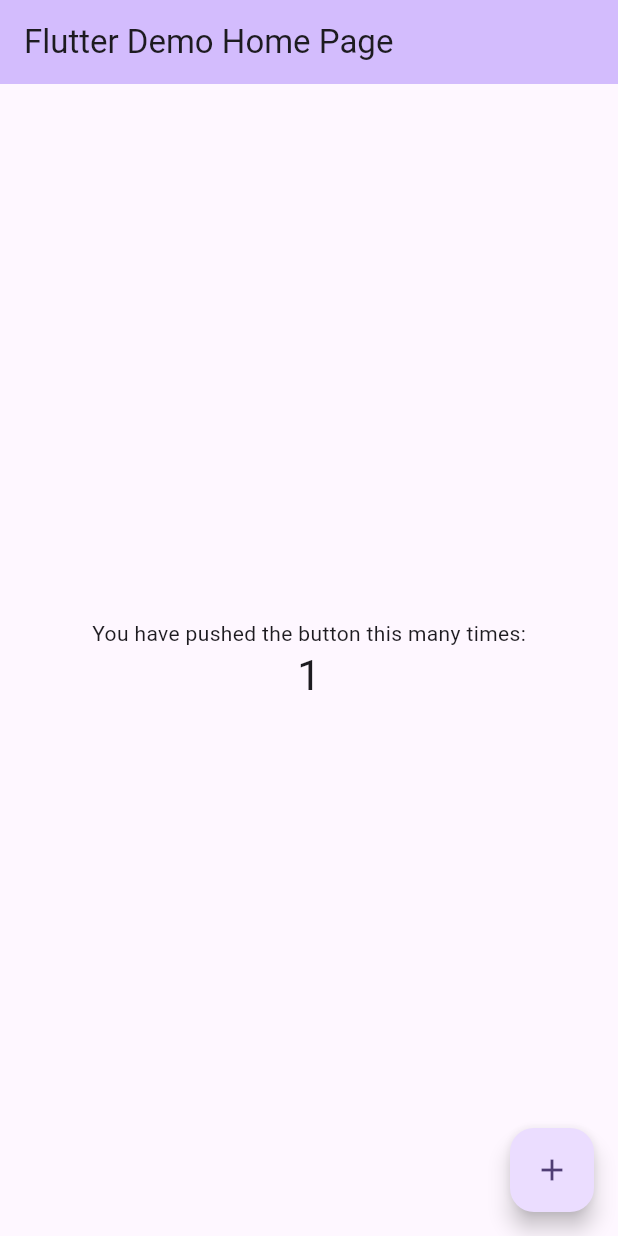
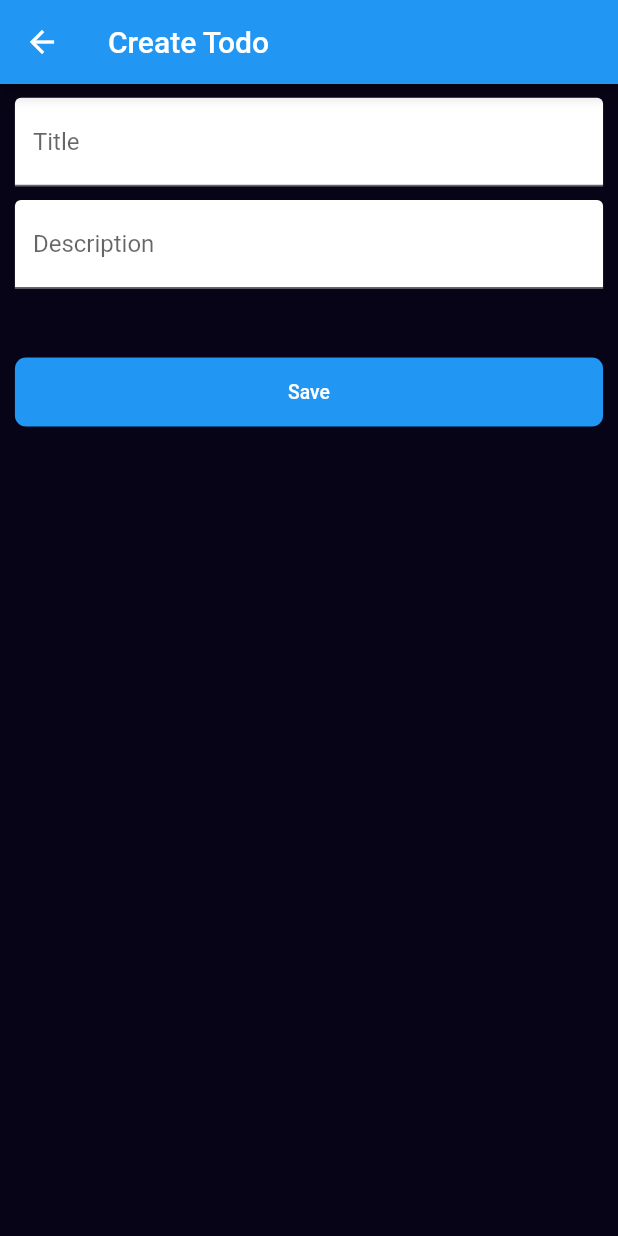
Before and after one commit to Samir-Sattarov/todo_application543, a Flutter app: the screen it shows after launch, after a tap on the "add" icon, on a phone screen of 412 x 824 dp. Run offline on Flutter 3.47's test engine with Material 3 defaults, Android fonts, the phone set to English and light mode, and no system bars; our stand-ins replace flutter_keyboard_visibility, flutter_screenutil.

Commit message:
Added Home screen, Create todo screen, created button widget, text form field widget

```diff
--- /dev/null
+++ b/lib/application.dart
@@ -0,0 +1,29 @@
+import 'package:flutter/material.dart';
+import 'package:flutter_screenutil/flutter_screenutil.dart';
+import 'package:todo_application/screens/home_screen.dart';
+
+class Application extends StatelessWidget {
+  const Application({super.key});
+
+  @override
+  Widget build(BuildContext context) {
+    return ScreenUtilInit(
+      designSize: Size(414,896 ),
+      minTextAdapt: true,
+      builder: (context, child) {
+        return MaterialApp(
+          title: 'Flutter Demo',
+          theme: ThemeData(
+            colorScheme: ColorScheme.fromSeed(seedColor: Colors.blue),
+            scaffoldBackgroundColor: Color(0xff070417),
+            useMaterial3: false,
+          ),
+          home: child,
+        );
+
+      },
+      child: HomeScreen(),
+
+    );
+  }
+}
--- /dev/null
+++ b/lib/core/entities/todo_entitty.dart
@@ -0,0 +1,36 @@
+class TodoEntity {
+  final String title;
+  final String description;
+  final DateTime createdAt;
+  final bool isDone;
+
+  TodoEntity({
+    required this.title,
+    required this.description,
+    required this.createdAt,
+    required this.isDone,
+  });
+
+  factory TodoEntity.empty() {
+    return TodoEntity(
+      title: "",
+      description: "",
+      createdAt: DateTime.now(),
+      isDone: false,
+    );
+  }
+
+  TodoEntity copyWith({
+    String? title,
+    String? description,
+    DateTime? createdAt,
+    bool? isDone,
+  }) {
+    return TodoEntity(
+      title: title ?? this.title,
+      description: description ?? this.description,
+      createdAt: createdAt ?? this.createdAt,
+      isDone: isDone ?? this.isDone,
+    );
+  }
+}
--- /dev/null
+++ b/lib/core/utils/app_colors.dart
@@ -0,0 +1,6 @@
+import 'package:flutter/material.dart';
+
+class AppColors {
+  static const todoCardColor = Colors.blueGrey;
+  static const accent = Colors.blue;
+}
--- a/lib/main.dart
+++ b/lib/main.dart
@@ -1,85 +1,7 @@
 import 'package:flutter/material.dart';
 
+import 'application.dart';
+
 void main() {
-  runApp(const MyApp());
+  runApp(const Application());
 }
-
-class MyApp extends StatelessWidget {
-  const MyApp({super.key});
-
-  @override
-  Widget build(BuildContext context) {
-    return MaterialApp(
-      title: 'Flutter Demo',
-      theme: ThemeData(
-        // This is the theme of your application.
-        //
-        // TRY THIS: Try running your application with "flutter run". You'll see
-        // the application has a purple toolbar. Then, without quitting the app,
-        // try changing the seedColor in the colorScheme below to Colors.green
-        // and then invoke "hot reload" (save your changes or press the "hot
-        // reload" button in a Flutter-supported IDE, or press "r" if you used
-        // the command line to start the app).
-        //
-        // Notice that the counter didn't reset back to zero; the application
-        // state is not lost during the reload. To reset the state, use hot
-        // restart instead.
-        //
-        // This works for code too, not just values: Most code changes can be
-        // tested with just a hot reload.
-        colorScheme: ColorScheme.fromSeed(seedColor: Colors.deepPurple),
-        useMaterial3: true,
-      ),
-      home: const MyHomePage(title: 'Flutter Demo Home Page'),
-    );
-  }
-}
-
-class MyHomePage extends StatefulWidget {
-  const MyHomePage({super.key, required this.title});
-
-
-  final String title;
-
-  @override
-  State<MyHomePage> createState() => _MyHomePageState();
-}
-
-class _MyHomePageState extends State<MyHomePage> {
-  int _counter = 0;
-
-  void _incrementCounter() {
-    setState(() {
-      _counter++;
-    });
-  }
-
-  @override
-  Widget build(BuildContext context) {
-    return Scaffold(
-      appBar: AppBar(
-        backgroundColor: Theme.of(context).colorScheme.inversePrimary,
-        title: Text(widget.title),
-      ),
-      body: Center(
-        child: Column(
-          mainAxisAlignment: MainAxisAlignment.center,
-          children: <Widget>[
-            const Text(
-              'You have pushed the button this many times:',
-            ),
-            Text(
-              '$_counter',
-              style: Theme.of(context).textTheme.headlineMedium,
-            ),
-          ],
-        ),
-      ),
-      floatingActionButton: FloatingActionButton(
-        onPressed: _incrementCounter,
-        tooltip: 'Increment',
-        child: const Icon(Icons.add),
-      ), // This trailing comma makes auto-formatting nicer for build methods.
-    );
-  }
-}
--- /dev/null
+++ b/lib/screens/create_todo_screen.dart
@@ -0,0 +1,68 @@
+import 'package:flutter/material.dart';
+import 'package:flutter_keyboard_visibility/flutter_keyboard_visibility.dart';
+import 'package:flutter_screenutil/flutter_screenutil.dart';
+import 'package:todo_application/widgets/button_widget.dart';
+import 'package:todo_application/widgets/text_form_field_widget.dart';
+
+import '../core/entities/todo_entitty.dart';
+import '../core/utils/app_colors.dart';
+
+class CreateTodoScreen extends StatefulWidget {
+  final Function(TodoEntity entity) onSave;
+  const CreateTodoScreen({super.key, required this.onSave});
+
+  @override
+  State<CreateTodoScreen> createState() => _CreateTodoScreenState();
+}
+
+class _CreateTodoScreenState extends State<CreateTodoScreen> {
+  final TextEditingController controllerTitle = TextEditingController();
+  final TextEditingController controllerDescription = TextEditingController();
+
+  TodoEntity entity = TodoEntity.empty();
+
+  @override
+  Widget build(BuildContext context) {
+    return KeyboardDismissOnTap(
+      child: Scaffold(
+        appBar: AppBar(
+          backgroundColor: AppColors.accent,
+          title: Text("Create Todo"),
+
+        ),
+        body: SafeArea(
+          child: Padding(
+            padding: EdgeInsets.symmetric(horizontal: 10.w),
+            child: Column(
+              children: [
+                SizedBox(height: 10.h),
+                TextFormFieldWidget(
+                  controller: controllerTitle,
+                  hintText: "Title",
+                ),
+                SizedBox(height: 10.h),
+                TextFormFieldWidget(
+                  controller: controllerDescription,
+                  hintText: "Description",
+                ),
+                SizedBox(height: 50.h),
+                ButtonWidget(
+                  onTap: () {
+                    final todo = entity.copyWith(
+                      title: controllerTitle.text,
+                      description: controllerDescription.text,
+                    );
+
+                    widget.onSave.call(todo);
+                    Navigator.pop(context);
+                  },
+                  title: "Save",
+                ),
+              ],
+            ),
+          ),
+        ),
+      ),
+    );
+  }
+}
--- a/lib/screens/home_screen.dart
+++ b/lib/screens/home_screen.dart
@@ -1,13 +1,80 @@
+import 'dart:math';
+
 import 'package:flutter/material.dart';
+import 'package:flutter_screenutil/flutter_screenutil.dart';
+import 'package:todo_application/core/utils/app_colors.dart';
+import 'package:todo_application/screens/create_todo_screen.dart';
+import 'package:todo_application/widgets/todo_card_widget.dart';
 
-class HomeScreen extends StatelessWidget {
+import '../core/entities/todo_entitty.dart';
+
+class HomeScreen extends StatefulWidget {
   const HomeScreen({super.key});
+
+  @override
+  State<HomeScreen> createState() => _MyHomePageState();
+}
+
+class _MyHomePageState extends State<HomeScreen> {
+  final List<TodoEntity> listTodo = [];
+
+  @override
+  void initState() {
+    _generateSampleTodos();
+    super.initState();
+  }
+
+  void _generateSampleTodos() {
+    final random = Random();
+    for (int i = 1; i <= 10; i++) {
+      listTodo.add(
+        TodoEntity(
+          title: 'Todo Task $i',
+          description: 'Description for Todo Task $i',
+          createdAt:
+              DateTime.now().subtract(Duration(days: random.nextInt(10))),
+          isDone: random.nextBool(),
+        ),
+      );
+    }
+  }
 
   @override
   Widget build(BuildContext context) {
     return Scaffold(
-      body: Column(
-        children: [],
+      appBar: AppBar(
+        backgroundColor: AppColors.accent,
+        title: Text("TODO APP 543"),
+        actions: [
+          IconButton(
+            icon: Icon(Icons.add),
+            onPressed: () {
+              Navigator.of(context).push(
+                MaterialPageRoute(
+                  builder: (context) => CreateTodoScreen(
+                    onSave: (TodoEntity entity) {
+                      listTodo.insert(0, entity);
+                      setState(() {
+
+                      });
+                    },
+                  ),
+                ),
+              );
+            },
+          )
+        ],
+      ),
+      body: SafeArea(
+        child: ListView.separated(
+          itemCount: listTodo.length,
+          padding: EdgeInsets.all(10.r),
+          separatorBuilder: (context, index) => SizedBox(height: 15.h),
+          itemBuilder: (context, index) {
+            final todo = listTodo[index];
+            return TodoCardWidget(entity: todo);
+          },
+        ),
       ),
     );
   }
--- /dev/null
+++ b/lib/widgets/button_widget.dart
@@ -0,0 +1,38 @@
+import 'package:flutter/material.dart';
+import 'package:flutter_screenutil/flutter_screenutil.dart';
+import 'package:todo_application/core/utils/app_colors.dart';
+
+class ButtonWidget extends StatelessWidget {
+  final Function() onTap;
+  final String title;
+
+  const ButtonWidget({super.key, required this.onTap, required this.title});
+
+  @override
+  Widget build(BuildContext context) {
+    final borderRadius = BorderRadius.circular(8.r);
+
+    return InkWell(
+      onTap: onTap,
+      borderRadius: borderRadius,
+      child: Ink(
+        width: 1.sw,
+        height: 50.h,
+        decoration: BoxDecoration(
+          color: AppColors.accent,
+          borderRadius: borderRadius,
+        ),
+        child: Center(
+          child: Text(
+            title,
+            style: TextStyle(
+              color: Colors.white,
+              fontSize: 14.sp,
+              fontWeight: FontWeight.w500,
+            ),
+          ),
+        ),
+      ),
+    );
+  }
+}
--- /dev/null
+++ b/lib/widgets/text_form_field_widget.dart
@@ -0,0 +1,25 @@
+import 'package:flutter/material.dart';
+
+class TextFormFieldWidget extends StatelessWidget {
+  final TextEditingController controller;
+  final String hintText;
+
+  const TextFormFieldWidget({
+    super.key,
+    required this.controller,
+    required this.hintText,
+  });
+
+  @override
+  Widget build(BuildContext context) {
+    return TextFormField(
+      controller: controller,
+      decoration: InputDecoration(
+        labelText: hintText,
+        hintText: hintText,
+        filled: true,
+        fillColor: Colors.white
+      ),
+    );
+  }
+}
--- /dev/null
+++ b/lib/widgets/todo_card_widget.dart
@@ -0,0 +1,69 @@
+import 'package:flutter/material.dart';
+import 'package:flutter_screenutil/flutter_screenutil.dart';
+import 'package:intl/intl.dart';
+import 'package:todo_application/core/utils/app_colors.dart';
+
+import '../core/entities/todo_entitty.dart';
+
+class TodoCardWidget extends StatelessWidget {
+  final TodoEntity entity;
+  const TodoCardWidget({super.key, required this.entity});
+
+  @override
+  Widget build(BuildContext context) {
+    return Container(
+      padding: EdgeInsets.all(10.r),
+      decoration: BoxDecoration(
+        color: AppColors.todoCardColor,
+        borderRadius: BorderRadius.circular(8.r),
+      ),
+      child: Column(
+        mainAxisAlignment: MainAxisAlignment.start,
+        crossAxisAlignment: CrossAxisAlignment.start,
+        children: [
+          Row(
+            children: [
+              FittedBox(
+                child: Text(
+                  entity.title,
+                  style: TextStyle(
+                    color: Colors.white,
+                    fontWeight: FontWeight.w500,
+                    fontSize: 16.sp,
+                  ),
+                ),
+              ),
+              SizedBox(width: 10.w),
+              Spacer(),
+              Checkbox(
+                value: entity.isDone,
+                onChanged: null,
+              ),
+            ],
+          ),
+          SizedBox(height: 3.h),
+          Text(
+            entity.description,
+            style: TextStyle(
+              color: Colors.white60,
+              fontWeight: FontWeight.w400,
+              fontSize: 14.sp,
+            ),
+          ),
+          SizedBox(height: 3.h),
+          Align(
+            alignment: Alignment.centerRight,
+            child: Text(
+              DateFormat('dd/MM/yyyy').format(entity.createdAt),
+              style: TextStyle(
+                color: Colors.white60,
+                fontWeight: FontWeight.w400,
+                fontSize: 14.sp,
+              ),
+            ),
+          ),
+        ],
+      ),
+    );
+  }
+}
--- a/pubspec.yaml
+++ b/pubspec.yaml
@@ -34,6 +34,9 @@ dependencies:
   # The following adds the Cupertino Icons font to your application.
   # Use with the CupertinoIcons class for iOS style icons.
   cupertino_icons: ^1.0.8
+  flutter_screenutil: ^5.9.3
+  intl: ^0.19.0
+  flutter_keyboard_visibility: ^6.0.0
 
 dev_dependencies:
   flutter_test:
```
Also changed, not shown: pubspec.lock, 4 other files.
